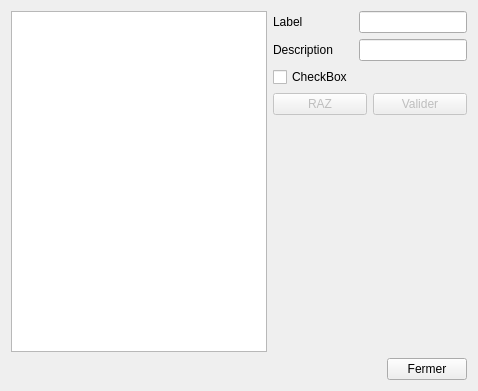
First picture: the form in ui/ManageDialog.ui, repository Jokahero/AlertMe, before the edit.
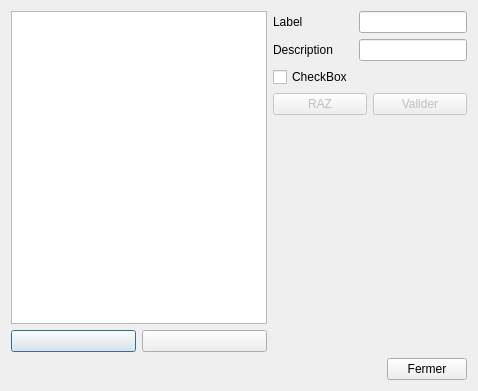
Second picture: the form after the edit. Icons and pictures are not drawn.

Commit message: Remove alert feature

Diff of the .ui file:
```diff
--- a/ui/ManageDialog.ui
+++ b/ui/ManageDialog.ui
@@ -13,11 +13,57 @@
   <property name="windowTitle">
    <string>Dialog</string>
   </property>
-  <layout class="QVBoxLayout" name="verticalLayout">
+  <layout class="QVBoxLayout" name="verticalLayout_2">
    <item>
-    <layout class="QHBoxLayout" name="horizontalLayout_2">
+    <layout class="QHBoxLayout" name="horizontalLayout_4">
      <item>
-      <widget class="QListView" name="alertsListView"/>
+      <layout class="QVBoxLayout" name="verticalLayout">
+       <item>
+        <widget class="QListView" name="alertsListView">
+         <property name="showDropIndicator" stdset="0">
+          <bool>false</bool>
+         </property>
+        </widget>
+       </item>
+       <item>
+        <layout class="QHBoxLayout" name="horizontalLayout_2">
+         <item>
+          <widget class="QPushButton" name="removeButton">
+           <property name="text">
+            <string/>
+           </property>
+           <property name="icon">
+            <iconset resource="../res/images.qrc">
+             <normaloff>:/icons/images/remove.png</normaloff>:/icons/images/remove.png</iconset>
+           </property>
+           <property name="iconSize">
+            <size>
+             <width>16</width>
+             <height>16</height>
+            </size>
+           </property>
+          </widget>
+         </item>
+         <item>
+          <widget class="QPushButton" name="addButton">
+           <property name="text">
+            <string/>
+           </property>
+           <property name="icon">
+            <iconset resource="../res/images.qrc">
+             <normaloff>:/icons/images/add.png</normaloff>:/icons/images/add.png</iconset>
+           </property>
+           <property name="iconSize">
+            <size>
+             <width>16</width>
+             <height>16</height>
+            </size>
+           </property>
+          </widget>
+         </item>
+        </layout>
+       </item>
+      </layout>
      </item>
      <item>
       <layout class="QFormLayout" name="formLayout">
```
Left out of the diff: 4 changed lines with no effect on the pictures. The commit also changes 7 other files.
